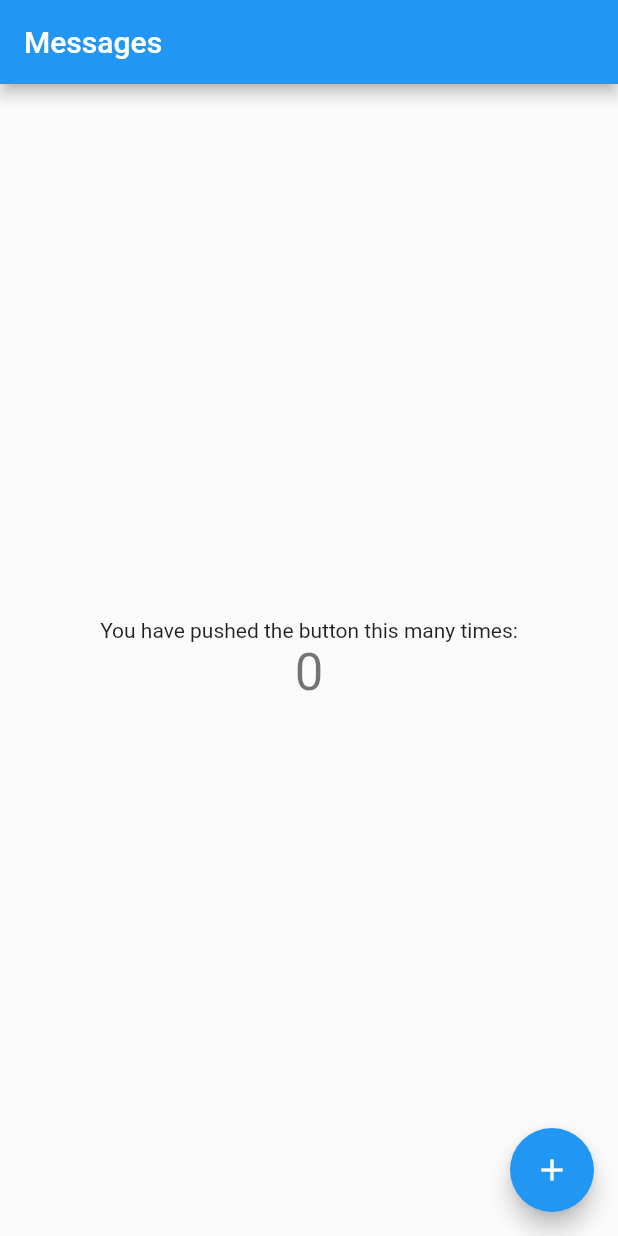
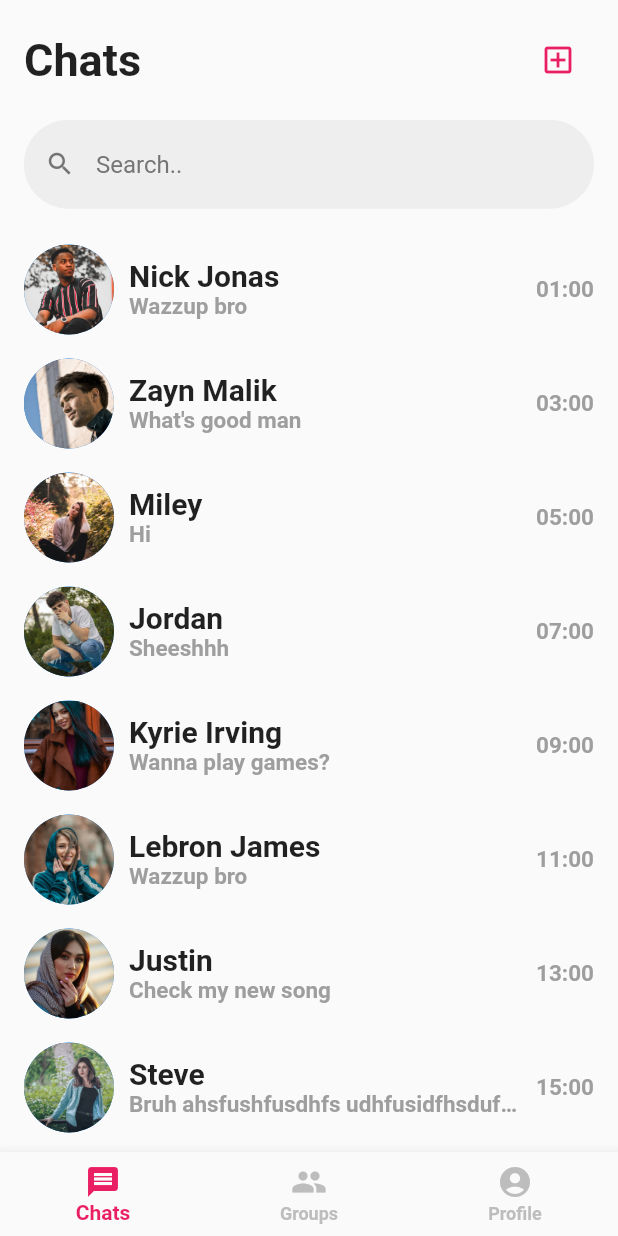
Before and after one commit to trongduc1509/chatapp, a Flutter app: the screen it shows after launch, on a phone screen of 412 x 824 dp. Run offline on Flutter 3.47's test engine with Material 2 defaults, Android fonts, the phone set to English and light mode, and no system bars; our stand-ins replace firebase_core; accounts and stored records are empty.

Commit message:
home screen UI

```diff
--- /dev/null
+++ b/lib/components/chat_item.dart
@@ -0,0 +1,65 @@
+import 'package:flutter/material.dart';
+
+class ChatUserItem extends StatelessWidget {
+  const ChatUserItem(
+      {Key? key,
+      required this.image,
+      required this.name,
+      required this.content,
+      required this.time,
+      required this.isRead})
+      : super(key: key);
+  final String image;
+  final String name;
+  final String content;
+  final String time;
+  final bool isRead;
+
+  @override
+  Widget build(BuildContext context) {
+    return Container(
+      padding: const EdgeInsets.fromLTRB(16.0, 8.0, 16.0, 8.0),
+      child: Row(
+        children: [
+          CircleAvatar(
+            backgroundImage: AssetImage(image),
+            maxRadius: 30,
+          ),
+          const SizedBox(
+            width: 10.0,
+          ),
+          Expanded(
+            child: Column(
+              mainAxisAlignment: MainAxisAlignment.spaceEvenly,
+              crossAxisAlignment: CrossAxisAlignment.start,
+              children: [
+                Text(
+                  name,
+                  overflow: TextOverflow.ellipsis,
+                  style: const TextStyle(
+                      fontSize: 20, fontWeight: FontWeight.bold),
+                ),
+                Text(
+                  content,
+                  overflow: TextOverflow.ellipsis,
+                  style: const TextStyle(
+                      color: Colors.grey,
+                      fontSize: 15,
+                      fontWeight: FontWeight.w600),
+                )
+              ],
+            ),
+          ),
+          const SizedBox(
+            width: 10.0,
+          ),
+          Text(
+            time,
+            style: const TextStyle(
+                color: Colors.grey, fontSize: 15, fontWeight: FontWeight.w600),
+          )
+        ],
+      ),
+    );
+  }
+}
--- a/lib/main.dart
+++ b/lib/main.dart
@@ -1,5 +1,6 @@
 import 'package:flutter/material.dart';
 import 'package:firebase_core/firebase_core.dart';
+import 'screens/home_screen.dart';
 
 void main() async {
   WidgetsFlutterBinding.ensureInitialized();
@@ -16,103 +17,9 @@ class MyApp extends StatelessWidget {
     return MaterialApp(
       title: 'TronD Chat',
       theme: ThemeData(
-        // This is the theme of your application.
-        //
-        // Try running your application with "flutter run". You'll see the
-        // application has a blue toolbar. Then, without quitting the app, try
-        // changing the primarySwatch below to Colors.green and then invoke
-        // "hot reload" (press "r" in the console where you ran "flutter run",
-        // or simply save your changes to "hot reload" in a Flutter IDE).
-        // Notice that the counter didn't reset back to zero; the application
-        // is not restarted.
         primarySwatch: Colors.blue,
       ),
-      home: const MyHomePage(title: 'Messages'),
+      home: const HomeScreen(title: 'Chat App'),
     );
   }
 }
-
-class MyHomePage extends StatefulWidget {
-  const MyHomePage({Key? key, required this.title}) : super(key: key);
-
-  // This widget is the home page of your application. It is stateful, meaning
-  // that it has a State object (defined below) that contains fields that affect
-  // how it looks.
-
-  // This class is the configuration for the state. It holds the values (in this
-  // case the title) provided by the parent (in this case the App widget) and
-  // used by the build method of the State. Fields in a Widget subclass are
-  // always marked "final".
-
-  final String title;
-
-  @override
-  State<MyHomePage> createState() => _MyHomePageState();
-}
-
-class _MyHomePageState extends State<MyHomePage> {
-  int _counter = 0;
-
-  void _incrementCounter() {
-    setState(() {
-      // This call to setState tells the Flutter framework that something has
-      // changed in this State, which causes it to rerun the build method below
-      // so that the display can reflect the updated values. If we changed
-      // _counter without calling setState(), then the build method would not be
-      // called again, and so nothing would appear to happen.
-      _counter++;
-    });
-  }
-
-  @override
-  Widget build(BuildContext context) {
-    // This method is rerun every time setState is called, for instance as done
-    // by the _incrementCounter method above.
-    //
-    // The Flutter framework has been optimized to make rerunning build methods
-    // fast, so that you can just rebuild anything that needs updating rather
-    // than having to individually change instances of widgets.
-    return Scaffold(
-      appBar: AppBar(
-        // Here we take the value from the MyHomePage object that was created by
-        // the App.build method, and use it to set our appbar title.
-        title: Text(widget.title),
-      ),
-      body: Center(
-        // Center is a layout widget. It takes a single child and positions it
-        // in the middle of the parent.
-        child: Column(
-          // Column is also a layout widget. It takes a list of children and
-          // arranges them vertically. By default, it sizes itself to fit its
-          // children horizontally, and tries to be as tall as its parent.
-          //
-          // Invoke "debug painting" (press "p" in the console, choose the
-          // "Toggle Debug Paint" action from the Flutter Inspector in Android
-          // Studio, or the "Toggle Debug Paint" command in Visual Studio Code)
-          // to see the wireframe for each widget.
-          //
-          // Column has various properties to control how it sizes itself and
-          // how it positions its children. Here we use mainAxisAlignment to
-          // center the children vertically; the main axis here is the vertical
-          // axis because Columns are vertical (the cross axis would be
-          // horizontal).
-          mainAxisAlignment: MainAxisAlignment.center,
-          children: <Widget>[
-            const Text(
-              'You have pushed the button this many times:',
-            ),
-            Text(
-              '$_counter',
-              style: Theme.of(context).textTheme.headline4,
-            ),
-          ],
-        ),
-      ),
-      floatingActionButton: FloatingActionButton(
-        onPressed: _incrementCounter,
-        tooltip: 'Increment',
-        child: const Icon(Icons.add),
-      ), // This trailing comma makes auto-formatting nicer for build methods.
-    );
-  }
-}
--- /dev/null
+++ b/lib/models/chat_user.dart
@@ -0,0 +1,12 @@
+class ChatUser {
+  final String avatar;
+  final String name;
+  final String content;
+  final String time;
+
+  ChatUser(
+      {required this.avatar,
+      required this.name,
+      required this.content,
+      required this.time});
+}
--- /dev/null
+++ b/lib/models/message.dart
@@ -0,0 +1,8 @@
+class Message {
+  final String content;
+  final String sender;
+  final String receiver;
+
+  Message(
+      {required this.content, required this.sender, required this.receiver});
+}
--- /dev/null
+++ b/lib/screens/home_screen.dart
@@ -0,0 +1,147 @@
+import 'package:chatapp/components/chat_item.dart';
+import 'package:chatapp/models/chat_user.dart';
+import 'package:flutter/material.dart';
+
+class HomeScreen extends StatefulWidget {
+  const HomeScreen({Key? key, required this.title}) : super(key: key);
+
+  final String title;
+
+  @override
+  State<HomeScreen> createState() => _HomeScreenState();
+}
+
+class _HomeScreenState extends State<HomeScreen> {
+  List<ChatUser> tempList = [
+    ChatUser(
+        avatar: 'assets/images/userImage1.jpeg',
+        name: 'Nick Jonas',
+        content: 'Wazzup bro',
+        time: '01:00'),
+    ChatUser(
+        avatar: 'assets/images/userImage2.jpeg',
+        name: 'Zayn Malik',
+        content: "What's good man",
+        time: '03:00'),
+    ChatUser(
+        avatar: 'assets/images/userImage3.jpeg',
+        name: 'Miley',
+        content: 'Hi',
+        time: '05:00'),
+    ChatUser(
+        avatar: 'assets/images/userImage4.jpeg',
+        name: 'Jordan',
+        content: 'Sheeshhh',
+        time: '07:00'),
+    ChatUser(
+        avatar: 'assets/images/userImage5.jpeg',
+        name: 'Kyrie Irving',
+        content: 'Wanna play games?',
+        time: '09:00'),
+    ChatUser(
+        avatar: 'assets/images/userImage6.jpeg',
+        name: 'Lebron James',
+        content: 'Wazzup bro',
+        time: '11:00'),
+    ChatUser(
+        avatar: 'assets/images/userImage7.jpeg',
+        name: 'Justin',
+        content: 'Check my new song',
+        time: '13:00'),
+    ChatUser(
+        avatar: 'assets/images/userImage8.jpeg',
+        name: 'Steve',
+        content: 'Bruh ahsfushfusdhfs udhfusidfhsdufhsd iufhisduh',
+        time: '15:00'),
+  ];
+
+  @override
+  Widget build(BuildContext context) {
+    return Scaffold(
+        body: SingleChildScrollView(
+            physics: const BouncingScrollPhysics(),
+            child: Column(
+              crossAxisAlignment: CrossAxisAlignment.start,
+              children: [
+                SafeArea(
+                  child: Padding(
+                    padding:
+                        const EdgeInsets.only(top: 16, right: 16, left: 16),
+                    child: Row(
+                      mainAxisAlignment: MainAxisAlignment.spaceBetween,
+                      children: [
+                        const Text(
+                          'Chats',
+                          style: TextStyle(
+                              fontSize: 30, fontWeight: FontWeight.bold),
+                        ),
+                        IconButton(
+                            color: Colors.pink,
+                            onPressed: () {},
+                            icon: const Icon(Icons.add_box_outlined))
+                      ],
+                    ),
+                  ),
+                ),
+                Padding(
+                  padding: const EdgeInsets.all(16.0),
+                  child: TextField(
+                    decoration: InputDecoration(
+                        hintText: 'Search..',
+                        hintStyle: TextStyle(
+                          color: Colors.grey.shade600,
+                        ),
+                        prefixIcon: Icon(
+                          Icons.search,
+                          size: 20.0,
+                          color: Colors.grey.shade600,
+                        ),
+                        filled: true,
+                        fillColor: Colors.grey.shade200,
+                        enabledBorder: OutlineInputBorder(
+                          borderRadius: BorderRadius.circular(30.0),
+                          borderSide: BorderSide(color: Colors.grey.shade200),
+                        )),
+                  ),
+                ),
+                ListView.builder(
+                    itemCount: tempList.length,
+                    shrinkWrap: true,
+                    physics: const NeverScrollableScrollPhysics(),
+                    itemBuilder: (context, index) => ChatUserItem(
+                        image: tempList[index].avatar,
+                        name: tempList[index].name,
+                        content: tempList[index].content,
+                        time: tempList[index].time,
+                        isRead: true)),
+              ],
+            )),
+        bottomNavigationBar: SafeArea(
+          child: BottomNavigationBar(
+            selectedItemColor: Colors.pink,
+            unselectedItemColor: Colors.grey.shade400,
+            selectedLabelStyle: const TextStyle(
+              fontWeight: FontWeight.w600,
+            ),
+            unselectedLabelStyle: const TextStyle(
+              fontWeight: FontWeight.w600,
+            ),
+            type: BottomNavigationBarType.fixed,
+            items: const [
+              BottomNavigationBarItem(
+                icon: Icon(Icons.message),
+                label: 'Chats',
+              ),
+              BottomNavigationBarItem(
+                icon: Icon(Icons.group),
+                label: 'Groups',
+              ),
+              BottomNavigationBarItem(
+                icon: Icon(Icons.account_circle),
+                label: 'Profile',
+              ),
+            ],
+          ),
+        ));
+  }
+}
--- /dev/null
+++ b/lib/screens/loading_screen.dart
@@ -0,0 +1,12 @@
+import 'package:flutter/material.dart';
+
+class LoadingScreen extends StatelessWidget {
+  const LoadingScreen({Key? key}) : super(key: key);
+
+  @override
+  Widget build(BuildContext context) {
+    return const Center(
+      child: CircularProgressIndicator(),
+    );
+  }
+}
--- a/pubspec.yaml
+++ b/pubspec.yaml
@@ -38,6 +38,7 @@ dependencies:
   cloud_firestore: ^3.2.1
   firebase_storage: ^10.3.1
   firebase_core: ^1.19.1
+  grouped_list: ^5.1.2
 
 dev_dependencies:
   flutter_test:
@@ -62,8 +63,8 @@ flutter:
   uses-material-design: true
 
   # To add assets to your application, add an assets section, like this:
-  # assets:
-  #   - images/a_dot_burr.jpeg
+  assets:
+    - assets/images/
   #   - images/a_dot_ham.jpeg
 
   # An image asset can refer to one or more resolution-specific "variants", see
```
Also changed, not shown: assets/images/userImage1.jpeg (added), assets/images/userImage2.jpeg (added), assets/images/userImage3.jpeg (added), assets/images/userImage4.jpeg (added), assets/images/userImage5.jpeg (added), assets/images/userImage6.jpeg (added), assets/images/userImage7.jpeg (added), assets/images/userImage8.jpeg (added), pubspec.lock.
